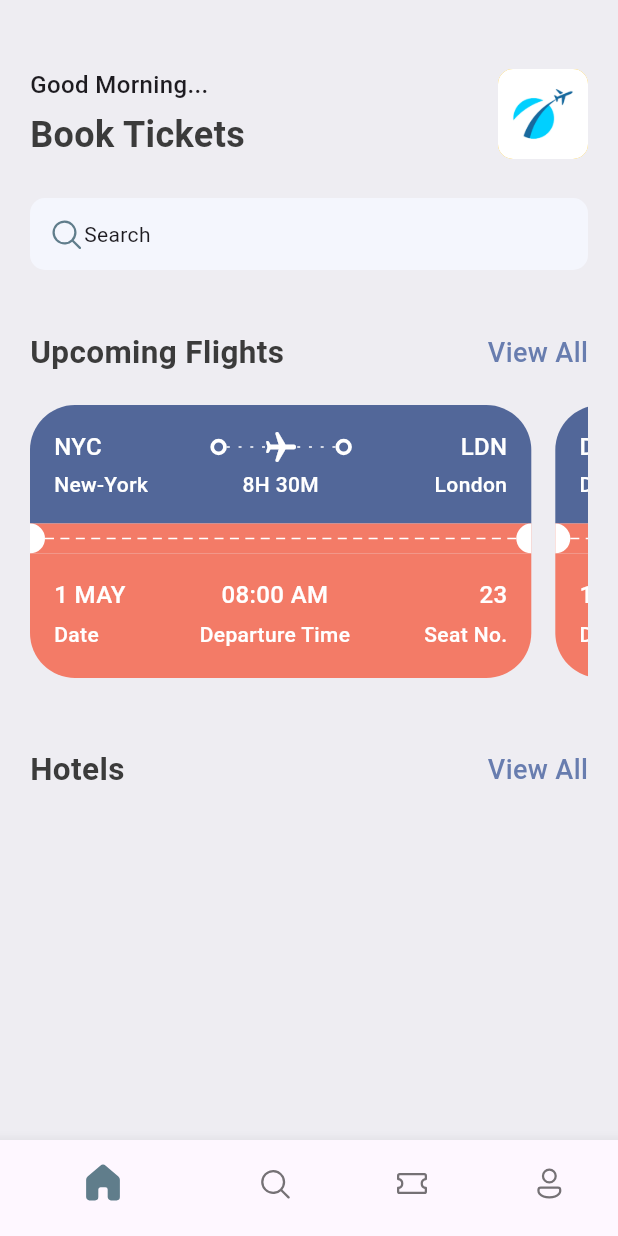
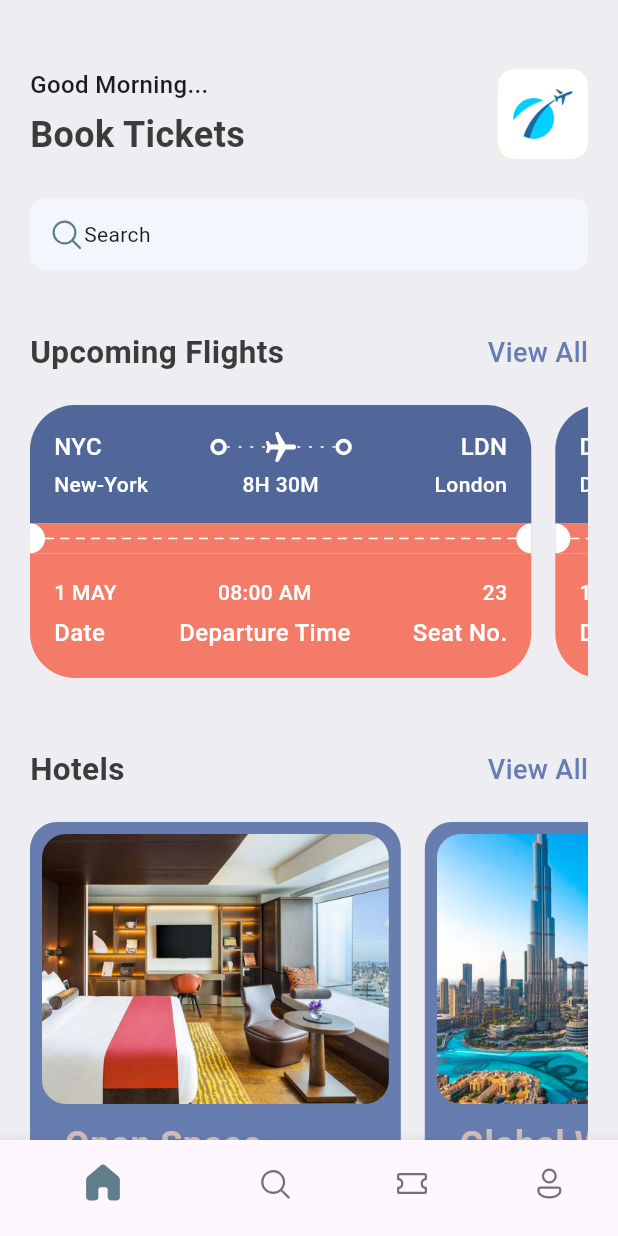
Before and after one commit to carlstep/ticket_app, a Flutter app: the screen it shows after launch, on a phone screen of 412 x 824 dp. Run offline on Flutter 3.47's test engine with Material 3 defaults, Android fonts, the phone set to English and light mode, and no system bars; our stand-ins replace fluentui_icons.

Commit message:
home view, hotel section complete

```diff
--- a/lib/base/res/media.dart
+++ b/lib/base/res/media.dart
@@ -5,4 +5,5 @@
 class AppMedia {
   static const _baseImage = 'assets/images';
   static const logo = '$_baseImage/logo.png';
+  static const hotelRoom = '$_baseImage/hotel_room.png';
 }
--- a/lib/base/res/styles/app_styles.dart
+++ b/lib/base/res/styles/app_styles.dart
@@ -14,9 +14,12 @@ class AppStyle {
 
   static Color textColor = const Color(0xFF3b3b3b);
 
-  // ticket view color
+  // ticket view colors
   static Color ticketBlue = const Color(0xFF526799);
   static Color ticketOrange = const Color(0xFFF37B67);
+
+  // hotel view colors
+  static Color kakiColor = const Color(0xFFd2bdb6);
 
   static TextStyle textStyle =
       TextStyle(fontSize: 18, color: textColor, fontWeight: FontWeight.w500);
--- a/lib/base/utils/all_json.dart
+++ b/lib/base/utils/all_json.dart
@@ -55,6 +55,7 @@ List<Map<String, dynamic>> ticketList = [
   },
 ];
 
+// List of maps
 List<Map<String, dynamic>> hotelList = [
   {
     'image': 'hotel_room.png',
--- a/lib/base/widgets/app_column_text_layout.dart
+++ b/lib/base/widgets/app_column_text_layout.dart
@@ -26,14 +26,14 @@ class AppColumnTextLayout extends StatelessWidget {
       crossAxisAlignment: alignment,
       children: [
         // top element DATA
-        TextStyleThird(
+        TextStyleFourth(
           text: topText,
         ),
         const SizedBox(
           height: 5,
         ),
         // bottom element LABELS
-        TextStyleFourth(
+        TextStyleThird(
           text: bottomText,
         ),
       ],
--- a/lib/base/widgets/app_double_text.dart
+++ b/lib/base/widgets/app_double_text.dart
@@ -1,7 +1,7 @@
 // ignore_for_file: public_member_api_docs, sort_constructors_first
 import 'package:flutter/material.dart';
+
 import 'package:ticket_app/base/res/styles/app_styles.dart';
-import 'package:ticket_app/screens/all_tickets.dart';
 
 // a reusable widget to display section text headings
 // passes bigText variable and smallText variable
@@ -11,10 +11,14 @@ class AppDoubleText extends StatelessWidget {
     super.key,
     required this.bigText,
     required this.smallText,
+    required this.func,
   });
 
   final String bigText;
   final String smallText;
+
+  // callback function variable
+  final VoidCallback func;
 
   @override
   Widget build(BuildContext context) {
@@ -26,7 +30,9 @@ class AppDoubleText extends StatelessWidget {
           style: AppStyle.headlineStyle2,
         ),
         InkWell(
-          onTap: () => Navigator.pushNamed(context, '/all_tickets'),
+          // func passes the function as a property to its parent
+          // creating a function variable means different functions can be used
+          onTap: func,
           child: Text(
             smallText,
             // use copyWith() method... copy some properties of the
--- a/lib/base/widgets/app_layoutbuilder_widget.dart
+++ b/lib/base/widgets/app_layoutbuilder_widget.dart
@@ -7,10 +7,10 @@ class AppLayoutBuilderWidget extends StatelessWidget {
   final double dashWidth;
 
   const AppLayoutBuilderWidget({
-    Key? key,
+    super.key,
     required this.randomDivider,
     this.dashWidth = 2,
-  }) : super(key: key);
+  });
 
   @override
   Widget build(BuildContext context) {
@@ -35,7 +35,8 @@ class AppLayoutBuilderWidget extends StatelessWidget {
             // height defines the thickness
             width: dashWidth,
             height: 1,
-            child: DecoratedBox(decoration: BoxDecoration(color: Colors.white)),
+            child: const DecoratedBox(
+                decoration: BoxDecoration(color: Colors.white)),
           ),
           // The AppLayoutBuilderWidget allows for dynamic generation of dividers based on the available space.
         ),
--- a/lib/base/widgets/ticket_view.dart
+++ b/lib/base/widgets/ticket_view.dart
@@ -32,7 +32,10 @@ class TicketView extends StatelessWidget {
       height: 188,
       width: size,
       child: Container(
-        margin: EdgeInsets.only(right: wholeScreen ? 0 : 16),
+        margin: EdgeInsets.only(
+          // using ternery operators... if condition is met, right margin is 0, if condition is not met, right margin is 16
+          right: wholeScreen ? 0 : 16,
+        ),
         child: Column(
           mainAxisSize: MainAxisSize.min,
           children: [
@@ -206,7 +209,7 @@ class TicketView extends StatelessWidget {
                       ),
                     ],
                   ),
-                  SizedBox(
+                  const SizedBox(
                     height: 3,
                   ),
                 ],
--- a/lib/screens/home_screen.dart
+++ b/lib/screens/home_screen.dart
@@ -1,11 +1,13 @@
 import 'package:fluentui_icons/fluentui_icons.dart';
 import 'package:flutter/material.dart';
 import 'package:flutter/widgets.dart';
+
 import 'package:ticket_app/base/res/media.dart';
 import 'package:ticket_app/base/res/styles/app_styles.dart';
 import 'package:ticket_app/base/utils/all_json.dart';
 import 'package:ticket_app/base/widgets/app_double_text.dart';
 import 'package:ticket_app/base/widgets/ticket_view.dart';
+import 'package:ticket_app/screens/widgets/hotel.dart';
 
 class HomeScreen extends StatelessWidget {
   const HomeScreen({super.key});
@@ -25,6 +27,7 @@ class HomeScreen extends StatelessWidget {
             // TOP SECTION
             padding: const EdgeInsets.symmetric(horizontal: 20, vertical: 5),
             child: Column(
+              crossAxisAlignment: CrossAxisAlignment.start,
               children: [
                 Row(
                   // HEADER Section
@@ -83,9 +86,11 @@ class HomeScreen extends StatelessWidget {
                   height: 40,
                 ),
                 // Existing Tickets Section
-                const AppDoubleText(
+                AppDoubleText(
                   bigText: 'Upcoming Flights',
                   smallText: 'View All',
+                  // callback function >> routes to all tickets screen
+                  func: () => Navigator.pushNamed(context, '/all_tickets'),
                 ),
                 const SizedBox(
                   height: 20,
@@ -104,9 +109,24 @@ class HomeScreen extends StatelessWidget {
                 const SizedBox(
                   height: 40,
                 ),
-                const AppDoubleText(
+                // DISPLAY HOTELS SECTION
+                AppDoubleText(
                   bigText: 'Hotels',
                   smallText: 'View All',
+                  func: () {},
+                ),
+                const SizedBox(
+                  height: 20,
+                ),
+                SingleChildScrollView(
+                  scrollDirection: Axis.horizontal,
+                  child: Row(
+                    children: hotelList.map((singleHotel) {
+                      return Hotel(
+                        hotel: singleHotel,
+                      );
+                    }).toList(),
+                  ),
                 ),
               ],
             ),
--- /dev/null
+++ b/lib/screens/widgets/hotel.dart
@@ -0,0 +1,76 @@
+// ignore_for_file: public_member_api_docs, sort_constructors_first
+import 'package:flutter/material.dart';
+
+import 'package:ticket_app/base/res/styles/app_styles.dart';
+
+class Hotel extends StatelessWidget {
+  //map to displlay the hotel data
+  final Map<String, dynamic> hotel;
+
+  const Hotel({
+    super.key,
+    required this.hotel,
+  });
+
+  @override
+  Widget build(BuildContext context) {
+    final size = MediaQuery.of(context).size;
+    return Container(
+      margin: const EdgeInsets.only(right: 16),
+      padding: const EdgeInsets.all(8),
+      width: size.width * 0.6,
+      height: 350,
+      decoration: BoxDecoration(
+        borderRadius: BorderRadius.circular(18),
+        color: AppStyle.primaryColor,
+      ),
+      child: Column(
+        crossAxisAlignment: CrossAxisAlignment.start,
+        children: [
+          Container(
+            height: 180,
+            decoration: BoxDecoration(
+              borderRadius: BorderRadius.circular(16),
+              image: DecorationImage(
+                fit: BoxFit.cover,
+                image: AssetImage('assets/images/${hotel['image']}'),
+              ),
+            ),
+          ),
+          const SizedBox(
+            height: 10,
+          ),
+          Padding(
+            padding: const EdgeInsets.only(left: 15),
+            child: Text(
+              hotel['place'],
+              style:
+                  AppStyle.headlineStyle1.copyWith(color: AppStyle.kakiColor),
+            ),
+          ),
+          const SizedBox(
+            height: 5,
+          ),
+          Padding(
+            padding: const EdgeInsets.only(left: 15),
+            child: Text(
+              hotel['destination'],
+              style: AppStyle.headlineStyle3.copyWith(color: Colors.white),
+            ),
+          ),
+          const SizedBox(
+            height: 5,
+          ),
+          Padding(
+            padding: const EdgeInsets.only(left: 15),
+            child: Text(
+              ('\$${hotel['price'].toString()}/night'),
+              style:
+                  AppStyle.headlineStyle1.copyWith(color: AppStyle.kakiColor),
+            ),
+          ),
+        ],
+      ),
+    );
+  }
+}
```
